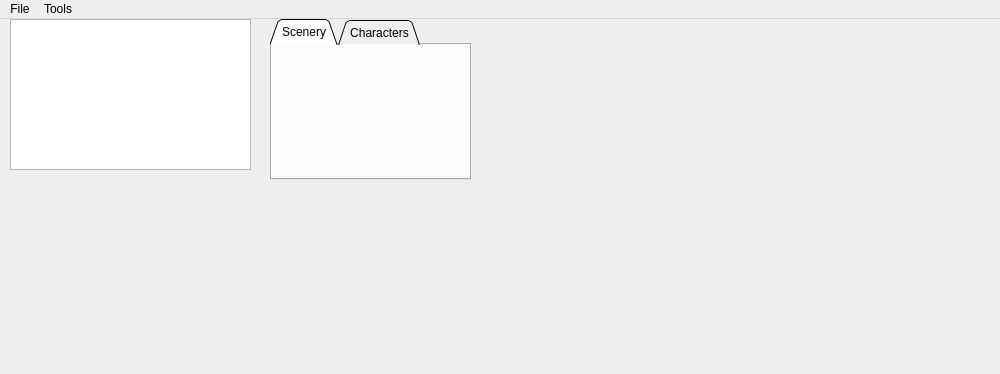
cortega2/MJBakingQuest, file editormainwindow.ui: the form before one commit.
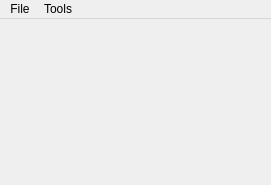
The form after the commit.

```diff
--- a/editormainwindow.ui
+++ b/editormainwindow.ui
@@ -6,8 +6,8 @@
    <rect>
     <x>0</x>
     <y>0</y>
-    <width>1000</width>
-    <height>374</height>
+    <width>271</width>
+    <height>185</height>
    </rect>
   </property>
   <property name="windowTitle">
@@ -19,68 +19,13 @@
     <height>32</height>
    </size>
   </property>
-  <widget class="QWidget" name="centralwidget">
-   <widget class="QGraphicsView" name="graphicsView">
-    <property name="geometry">
-     <rect>
-      <x>10</x>
-      <y>0</y>
-      <width>241</width>
-      <height>151</height>
-     </rect>
-    </property>
-    <property name="mouseTracking">
-     <bool>true</bool>
-    </property>
-   </widget>
-   <widget class="QTabWidget" name="tabWidget">
-    <property name="geometry">
-     <rect>
-      <x>270</x>
-      <y>0</y>
-      <width>201</width>
-      <height>161</height>
-     </rect>
-    </property>
-    <property name="cursor">
-     <cursorShape>ArrowCursor</cursorShape>
-    </property>
-    <property name="tabShape">
-     <enum>QTabWidget::Triangular</enum>
-    </property>
-    <property name="currentIndex">
-     <number>0</number>
-    </property>
-    <property name="elideMode">
-     <enum>Qt::ElideLeft</enum>
-    </property>
-    <property name="tabsClosable">
-     <bool>false</bool>
-    </property>
-    <widget class="QWidget" name="scenery">
-     <property name="mouseTracking">
-      <bool>true</bool>
-     </property>
-     <attribute name="title">
-      <string>Scenery</string>
-     </attribute>
-    </widget>
-    <widget class="QWidget" name="characters">
-     <property name="mouseTracking">
-      <bool>true</bool>
-     </property>
-     <attribute name="title">
-      <string>Characters</string>
-     </attribute>
-    </widget>
-   </widget>
-  </widget>
+  <widget class="QWidget" name="centralwidget"/>
   <widget class="QMenuBar" name="menubar">
    <property name="geometry">
     <rect>
      <x>0</x>
      <y>0</y>
-     <width>1000</width>
+     <width>271</width>
      <height>21</height>
     </rect>
    </property>
```
